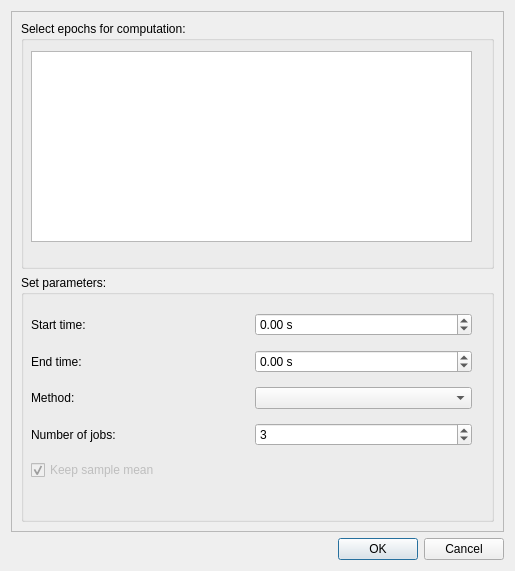
cibr-jyu/meggie, file qt4Designer_ui_files/covarianceEpochDialogUi.ui: the form before one commit.
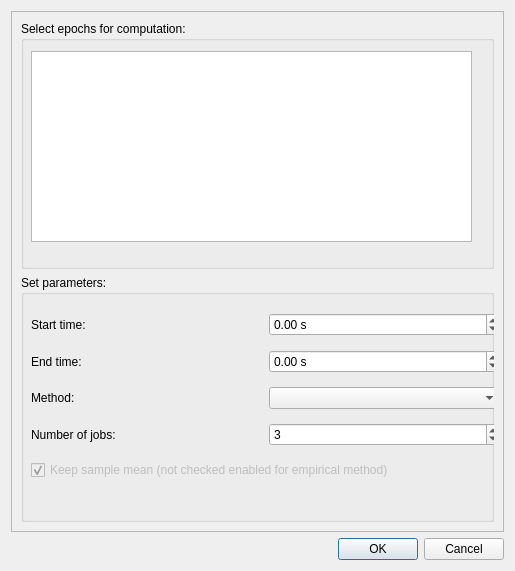
The form after the commit.

Commit message: Add user some info

Diff of the .ui file:
```diff
--- a/qt4Designer_ui_files/covarianceEpochDialogUi.ui
+++ b/qt4Designer_ui_files/covarianceEpochDialogUi.ui
@@ -65,7 +65,7 @@
            <rect>
             <x>10</x>
             <y>30</y>
-            <width>441</width>
+            <width>470</width>
             <height>188</height>
            </rect>
           </property>
@@ -171,7 +171,7 @@
               <bool>false</bool>
              </property>
              <property name="text">
-              <string>Keep sample mean</string>
+              <string>Keep sample mean (not checked enabled for empirical method)</string>
              </property>
              <property name="checked">
               <bool>true</bool>
```
The commit also changes 1 other file.
